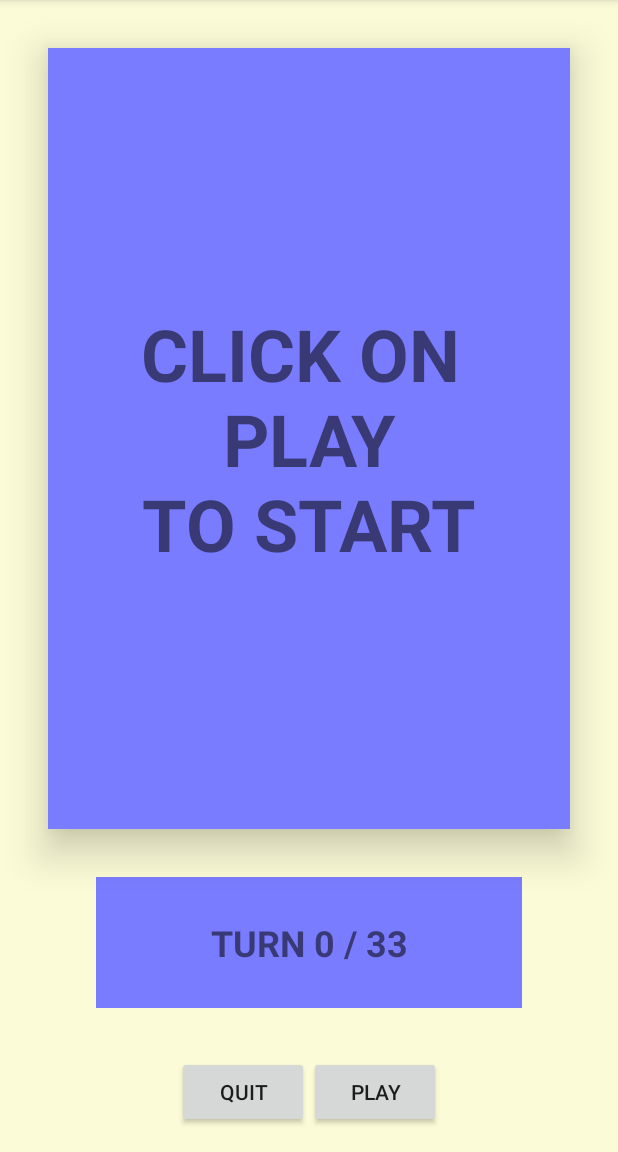
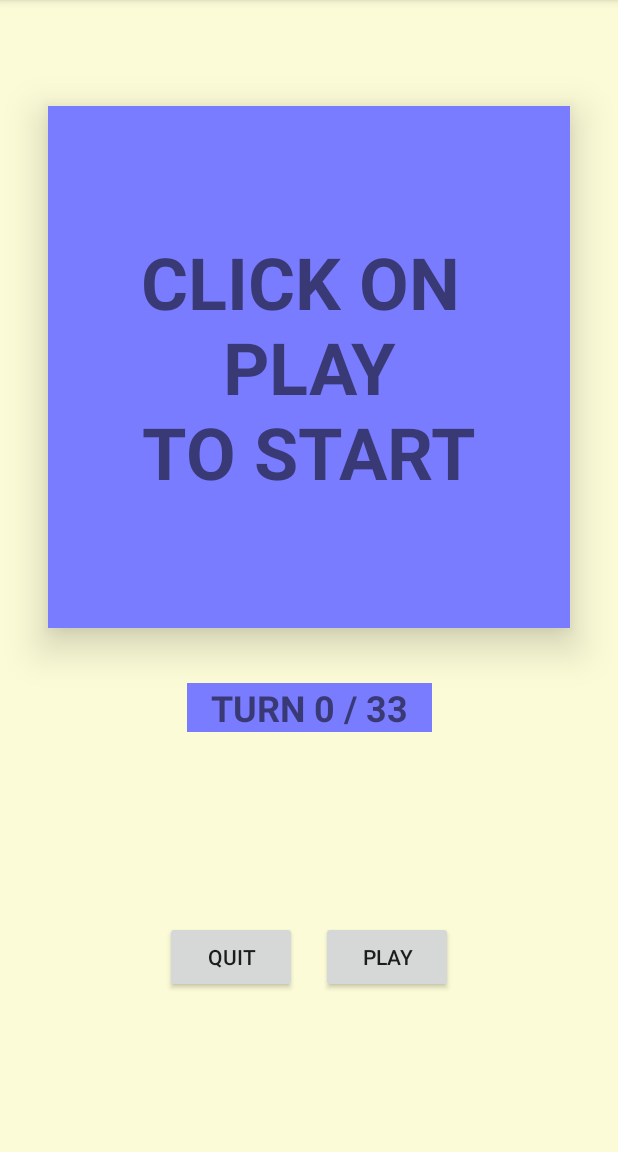
Before and after one commit to sprored/Suelopelvico, an Android app: the screen it shows after launch (MainActivity), on a phone screen of 412 x 824 dp, the part 84-1236 px from its top. Run offline under Robolectric (Android 15) with nearby library versions, the phone set to English and light mode, and no system bars.

Commit message:
chore: Change to Constrain Layout

```diff
--- a/app/src/main/res/layout/activity_main.xml
+++ b/app/src/main/res/layout/activity_main.xml
@@ -1,61 +1,85 @@
 <?xml version="1.0" encoding="utf-8"?>
-<LinearLayout xmlns:android="http://schemas.android.com/apk/res/android"
+<androidx.constraintlayout.widget.ConstraintLayout xmlns:android="http://schemas.android.com/apk/res/android"
     xmlns:app="http://schemas.android.com/apk/res-auto"
     xmlns:tools="http://schemas.android.com/tools"
+    android:id="@+id/linearLayout"
     android:layout_width="match_parent"
     android:layout_height="match_parent"
-    android:orientation="vertical"
     android:background="@color/backgroundApp"
     tools:context=".MainActivity">
 
     <TextView
         android:id="@+id/main_display"
         style="@style/infoText"
-        android:layout_width="match_parent"
+        android:layout_width="0dp"
         android:layout_height="0dp"
-        android:layout_margin="32dp"
-        android:layout_weight="6"
+        android:layout_marginStart="32dp"
+        android:layout_marginTop="32dp"
+        android:layout_marginEnd="32dp"
         android:background="@color/primaryLightColor"
+        android:elevation="16dp"
         android:gravity="center"
-        android:elevation="16dp"
-        android:text="@string/info_message" />
+        android:text="@string/info_message"
+        app:layout_constraintBottom_toBottomOf="parent"
+        app:layout_constraintDimensionRatio="1"
+        app:layout_constraintEnd_toEndOf="parent"
+        app:layout_constraintStart_toStartOf="parent"
+        app:layout_constraintTop_toTopOf="parent"
+        app:layout_constraintVertical_bias="0.100000024" />
 
     <TextView
         android:id="@+id/secondary_display"
         style="@style/secondaryText"
-        android:layout_width="match_parent"
-        android:layout_height="0dp"
-        android:layout_marginHorizontal="64dp"
-        android:layout_marginBottom="32dp"
-        android:layout_weight="1"
+        android:layout_width="wrap_content"
+        android:layout_height="wrap_content"
         android:background="@color/primaryLightColor"
         android:gravity="center"
-        android:text="@string/secondary_message" />
+        android:paddingLeft="16dp"
+        android:paddingRight="16dp"
+        android:text="@string/secondary_message"
+        app:layout_constraintBottom_toTopOf="@+id/guideline"
+        app:layout_constraintEnd_toEndOf="parent"
+        app:layout_constraintStart_toStartOf="parent"
+        app:layout_constraintTop_toBottomOf="@+id/main_display" />
 
-    <LinearLayout
+
+    <Button
+        android:id="@+id/button"
+        android:layout_width="wrap_content"
+        android:layout_height="wrap_content"
+        android:layout_marginEnd="8dp"
+        android:layout_marginBottom="16dp"
+        android:elevation="16dp"
+        android:onClick="exitApp"
+        android:text="@string/button_exit"
+        app:layout_constraintBottom_toBottomOf="parent"
+        app:layout_constraintEnd_toStartOf="@+id/button2"
+        app:layout_constraintHorizontal_chainStyle="packed"
+        app:layout_constraintStart_toStartOf="parent"
+        app:layout_constraintTop_toTopOf="@+id/guideline" />
+
+    <Button
+        android:id="@+id/button2"
+        android:layout_width="wrap_content"
+        android:layout_height="wrap_content"
+        android:layout_marginStart="8dp"
+        android:layout_marginBottom="16dp"
+        android:elevation="16dp"
+        android:onClick="startCounter"
+        android:text="@string/button_text"
+        app:layout_constraintBottom_toBottomOf="parent"
+        app:layout_constraintEnd_toEndOf="parent"
+        app:layout_constraintStart_toEndOf="@+id/button"
+        app:layout_constraintTop_toTopOf="@+id/guideline" />
+
+    <androidx.constraintlayout.widget.Guideline
+        android:id="@+id/guideline"
         android:layout_width="wrap_content"
         android:layout_height="wrap_content"
         android:orientation="horizontal"
-        android:layout_gravity="center_horizontal">
+        app:layout_constraintBottom_toBottomOf="parent"
+        app:layout_constraintGuide_begin="524dp"
+        app:layout_constraintTop_toTopOf="parent" />
 
-        <Button
-            android:layout_width="wrap_content"
-            android:layout_height="wrap_content"
-            android:layout_gravity="center_horizontal"
-            android:layout_marginBottom="16dp"
-            android:onClick="exitApp"
-            android:elevation="16dp"
 
-            android:text="@string/button_exit" />
-
-        <Button
-            android:layout_width="wrap_content"
-            android:layout_height="wrap_content"
-            android:layout_gravity="center_horizontal"
-            android:layout_marginBottom="16dp"
-            android:onClick="startCounter"
-            android:elevation="16dp"
-            android:text="@string/button_text" />
-
-    </LinearLayout>
-</LinearLayout>
+</androidx.constraintlayout.widget.ConstraintLayout>
```
